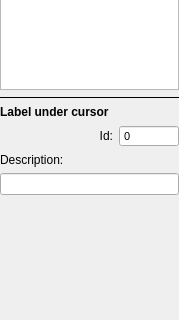
Above: GUI/Qt/Components/CursorInspector.ui from pyushkevich/itksnap before the change; both pictures show x 0 to 179 and y 125 to 445 of the 179 by 527 pixel window. Below: the same form after it.
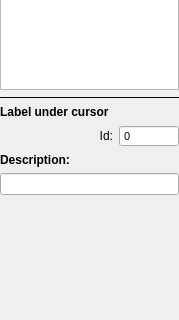
That is the form after the change.

Commit message: trying to fix font scaling between platforms

What changed in the file:
```diff
--- a/GUI/Qt/Components/CursorInspector.ui
+++ b/GUI/Qt/Components/CursorInspector.ui
@@ -256,6 +256,13 @@
      </item>
      <item row="1" column="0" colspan="2">
       <widget class="QLabel" name="label_8">
+       <property name="font">
+        <font>
+         <pointsize>-1</pointsize>
+         <weight>75</weight>
+         <bold>true</bold>
+        </font>
+       </property>
        <property name="text">
         <string>Description:</string>
        </property>
```
Left out of the diff: 6 changed lines with no effect on the pictures. The commit also changes 4 other files.
